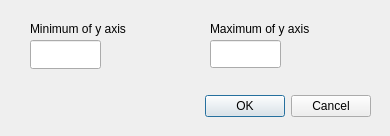
cogstat/cogstat, file cogstat/ui/ylims.ui: the form before one commit.
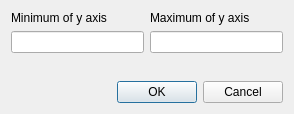
The form after the commit.

Commit message: use layout manager for dialogs fixes #159

Patch:
```diff
--- a/cogstat/ui/ylims.ui
+++ b/cogstat/ui/ylims.ui
@@ -6,40 +6,23 @@
    <rect>
     <x>0</x>
     <y>0</y>
-    <width>390</width>
-    <height>136</height>
+    <width>294</width>
+    <height>114</height>
    </rect>
   </property>
-  <property name="sizePolicy">
-   <sizepolicy hsizetype="Fixed" vsizetype="Fixed">
-    <horstretch>0</horstretch>
-    <verstretch>0</verstretch>
-   </sizepolicy>
-  </property>
-  <property name="minimumSize">
-   <size>
-    <width>390</width>
-    <height>136</height>
-   </size>
-  </property>
-  <property name="maximumSize">
-   <size>
-    <width>390</width>
-    <height>136</height>
-   </size>
-  </property>
   <property name="windowTitle">
    <string>Options</string>
   </property>
+  <layout class="QGridLayout" name="gridLayout">
+   <item row="0" column="0">
+    <widget class="QLabel" name="label">
+     <property name="text">
+      <string>Minimum of y axis</string>
+     </property>
+    </widget>
+   </item>
+   <item row="3" column="0" colspan="2">
   <widget class="QDialogButtonBox" name="buttonBox">
-   <property name="geometry">
-    <rect>
-     <x>30</x>
-     <y>90</y>
-     <width>341</width>
-     <height>32</height>
-    </rect>
-   </property>
    <property name="orientation">
     <enum>Qt::Horizontal</enum>
    </property>
@@ -47,58 +30,42 @@
     <set>QDialogButtonBox::Cancel|QDialogButtonBox::Ok</set>
    </property>
   </widget>
-  <widget class="QLineEdit" name="lineEdit">
-   <property name="geometry">
-    <rect>
-     <x>30</x>
-     <y>40</y>
-     <width>71</width>
-     <height>29</height>
-    </rect>
-   </property>
-   <property name="text">
-    <string/>
-   </property>
-  </widget>
-  <widget class="QLabel" name="label">
-   <property name="geometry">
-    <rect>
-     <x>30</x>
-     <y>20</y>
-     <width>171</width>
-     <height>17</height>
-    </rect>
-   </property>
-   <property name="text">
-    <string>Minimum of y axis</string>
-   </property>
-  </widget>
+   </item>
+   <item row="0" column="1">
   <widget class="QLabel" name="label_2">
-   <property name="geometry">
-    <rect>
-     <x>210</x>
-     <y>20</y>
-     <width>161</width>
-     <height>17</height>
-    </rect>
-   </property>
    <property name="text">
     <string>Maximum of y axis</string>
    </property>
   </widget>
+   </item>
+   <item row="1" column="1">
   <widget class="QLineEdit" name="lineEdit_2">
-   <property name="geometry">
-    <rect>
-     <x>210</x>
-     <y>40</y>
-     <width>71</width>
-     <height>28</height>
-    </rect>
-   </property>
+     <property name="text">
+      <string/>
+     </property>
+    </widget>
+   </item>
+   <item row="1" column="0">
+    <widget class="QLineEdit" name="lineEdit">
    <property name="text">
     <string/>
    </property>
   </widget>
+   </item>
+   <item row="2" column="0">
+    <spacer name="verticalSpacer">
+     <property name="orientation">
+      <enum>Qt::Vertical</enum>
+     </property>
+     <property name="sizeHint" stdset="0">
+      <size>
+       <width>20</width>
+       <height>40</height>
+      </size>
+     </property>
+    </spacer>
+   </item>
+  </layout>
  </widget>
  <tabstops>
   <tabstop>lineEdit</tabstop>
```
Lines whose indentation alone changed are shown as unchanged. The commit also changes 27 other files.
